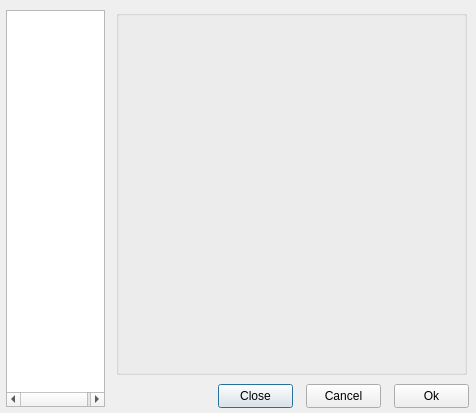
Old version of the form harbour/contrib/hbide/resources/setup.ui in the repository harbour/core.
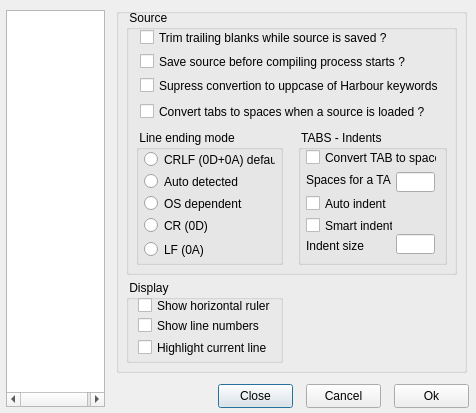
New version of the form.

Commit message: 2010-06-13 19:27 UTC-0800 Pritpal Bedi (bedipritpal@hotmail.com)   * contrib/hbide/resources/curlinehilight.png   + contrib/hbide/resources/horzruler.png   * contrib/hbide/resources/togglelinenumber.png   * contrib/hbide/resources/toolsutilities.ui   * contrib/hbide/resources/toolsutilities.uic   * contrib/hbide/resources/setup.ui   * contrib/hbide/resources/setup.uic

Diff of the .ui file:
```diff
--- a/harbour/contrib/hbide/resources/setup.ui
+++ b/harbour/contrib/hbide/resources/setup.ui
@@ -48,7 +48,7 @@
      <property name="geometry">
       <rect>
        <x>0</x>
-       <y>2</y>
+       <y>0</y>
        <width>351</width>
        <height>365</height>
       </rect>
@@ -56,6 +56,299 @@
      <property name="title">
       <string/>
      </property>
+     <widget class="QGroupBox" name="groupBox_11">
+      <property name="geometry">
+       <rect>
+        <x>10</x>
+        <y>2</y>
+        <width>331</width>
+        <height>265</height>
+       </rect>
+      </property>
+      <property name="title">
+       <string> Source </string>
+      </property>
+      <widget class="QCheckBox" name="checkBox">
+       <property name="geometry">
+        <rect>
+         <x>14</x>
+         <y>18</y>
+         <width>301</width>
+         <height>19</height>
+        </rect>
+       </property>
+       <property name="text">
+        <string>Trim trailing blanks while source is saved ?</string>
+       </property>
+      </widget>
+      <widget class="QGroupBox" name="groupBox_12">
+       <property name="geometry">
+        <rect>
+         <x>10</x>
+         <y>120</y>
+         <width>147</width>
+         <height>135</height>
+        </rect>
+       </property>
+       <property name="title">
+        <string> Line ending mode </string>
+       </property>
+       <widget class="QRadioButton" name="radioButton_5">
+        <property name="geometry">
+         <rect>
+          <x>8</x>
+          <y>42</y>
+          <width>99</width>
+          <height>19</height>
+         </rect>
+        </property>
+        <property name="text">
+         <string>Auto detected</string>
+        </property>
+       </widget>
+       <widget class="QRadioButton" name="radioButton_6">
+        <property name="geometry">
+         <rect>
+          <x>8</x>
+          <y>64</y>
+          <width>99</width>
+          <height>19</height>
+         </rect>
+        </property>
+        <property name="text">
+         <string>OS dependent</string>
+        </property>
+       </widget>
+       <widget class="QRadioButton" name="radioButton_7">
+        <property name="geometry">
+         <rect>
+          <x>8</x>
+          <y>20</y>
+          <width>131</width>
+          <height>19</height>
+         </rect>
+        </property>
+        <property name="text">
+         <string>CRLF (0D+0A) default</string>
+        </property>
+       </widget>
+       <widget class="QRadioButton" name="radioButton_8">
+        <property name="geometry">
+         <rect>
+          <x>8</x>
+          <y>86</y>
+          <width>82</width>
+          <height>19</height>
+         </rect>
+        </property>
+        <property name="text">
+         <string>CR (0D)</string>
+        </property>
+       </widget>
+       <widget class="QRadioButton" name="radioButton_9">
+        <property name="geometry">
+         <rect>
+          <x>8</x>
+          <y>110</y>
+          <width>82</width>
+          <height>19</height>
+         </rect>
+        </property>
+        <property name="text">
+         <string>LF (0A)</string>
+        </property>
+       </widget>
+      </widget>
+      <widget class="QGroupBox" name="groupBox_13">
+       <property name="geometry">
+        <rect>
+         <x>172</x>
+         <y>120</y>
+         <width>149</width>
+         <height>135</height>
+        </rect>
+       </property>
+       <property name="title">
+        <string> TABS - Indents</string>
+       </property>
+       <widget class="QCheckBox" name="checkBox_2">
+        <property name="geometry">
+         <rect>
+          <x>8</x>
+          <y>18</y>
+          <width>131</width>
+          <height>19</height>
+         </rect>
+        </property>
+        <property name="text">
+         <string>Convert TAB to spaces</string>
+        </property>
+       </widget>
+       <widget class="QLabel" name="label_4">
+        <property name="geometry">
+         <rect>
+          <x>8</x>
+          <y>42</y>
+          <width>85</width>
+          <height>16</height>
+         </rect>
+        </property>
+        <property name="text">
+         <string>Spaces for a TAB</string>
+        </property>
+       </widget>
+       <widget class="QLineEdit" name="lineEdit">
+        <property name="geometry">
+         <rect>
+          <x>98</x>
+          <y>42</y>
+          <width>39</width>
+          <height>20</height>
+         </rect>
+        </property>
+       </widget>
+       <widget class="QCheckBox" name="checkBox_11">
+        <property name="geometry">
+         <rect>
+          <x>8</x>
+          <y>64</y>
+          <width>89</width>
+          <height>19</height>
+         </rect>
+        </property>
+        <property name="text">
+         <string>Auto indent</string>
+        </property>
+       </widget>
+       <widget class="QCheckBox" name="checkBox_6">
+        <property name="geometry">
+         <rect>
+          <x>8</x>
+          <y>86</y>
+          <width>87</width>
+          <height>19</height>
+         </rect>
+        </property>
+        <property name="text">
+         <string>Smart indent</string>
+        </property>
+       </widget>
+       <widget class="QLabel" name="label_5">
+        <property name="geometry">
+         <rect>
+          <x>8</x>
+          <y>108</y>
+          <width>59</width>
+          <height>16</height>
+         </rect>
+        </property>
+        <property name="text">
+         <string>Indent size</string>
+        </property>
+       </widget>
+       <widget class="QLineEdit" name="lineEdit_2">
+        <property name="geometry">
+         <rect>
+          <x>98</x>
+          <y>104</y>
+          <width>39</width>
+          <height>20</height>
+         </rect>
+        </property>
+       </widget>
+      </widget>
+      <widget class="QCheckBox" name="checkBox_10">
+       <property name="geometry">
+        <rect>
+         <x>14</x>
+         <y>42</y>
+         <width>301</width>
+         <height>19</height>
+        </rect>
+       </property>
+       <property name="text">
+        <string>Save source before compiling process starts ?</string>
+       </property>
+      </widget>
+      <widget class="QCheckBox" name="checkBox_7">
+       <property name="geometry">
+        <rect>
+         <x>14</x>
+         <y>66</y>
+         <width>301</width>
+         <height>19</height>
+        </rect>
+       </property>
+       <property name="text">
+        <string>Supress convertion to uppcase of Harbour keywords ?</string>
+       </property>
+      </widget>
+      <widget class="QCheckBox" name="checkBox_8">
+       <property name="geometry">
+        <rect>
+         <x>14</x>
+         <y>92</y>
+         <width>301</width>
+         <height>19</height>
+        </rect>
+       </property>
+       <property name="text">
+        <string>Convert tabs to spaces when a source is loaded ?</string>
+       </property>
+      </widget>
+     </widget>
+     <widget class="QGroupBox" name="groupBox_14">
+      <property name="geometry">
+       <rect>
+        <x>10</x>
+        <y>272</y>
+        <width>157</width>
+        <height>83</height>
+       </rect>
+      </property>
+      <property name="title">
+       <string> Display </string>
+      </property>
+      <widget class="QCheckBox" name="checkBox_3">
+       <property name="geometry">
+        <rect>
+         <x>12</x>
+         <y>16</y>
+         <width>143</width>
+         <height>19</height>
+        </rect>
+       </property>
+       <property name="text">
+        <string>Show horizontal ruler</string>
+       </property>
+      </widget>
+      <widget class="QCheckBox" name="checkBox_4">
+       <property name="geometry">
+        <rect>
+         <x>12</x>
+         <y>36</y>
+         <width>151</width>
+         <height>19</height>
+        </rect>
+       </property>
+       <property name="text">
+        <string>Show line numbers</string>
+       </property>
+      </widget>
+      <widget class="QCheckBox" name="checkBox_5">
+       <property name="geometry">
+        <rect>
+         <x>12</x>
+         <y>58</y>
+         <width>149</width>
+         <height>19</height>
+        </rect>
+       </property>
+       <property name="text">
+        <string>Highlight current line</string>
+       </property>
+      </widget>
+     </widget>
     </widget>
    </widget>
    <widget class="QWidget" name="page_2">
```
The commit also changes 35 other files.
